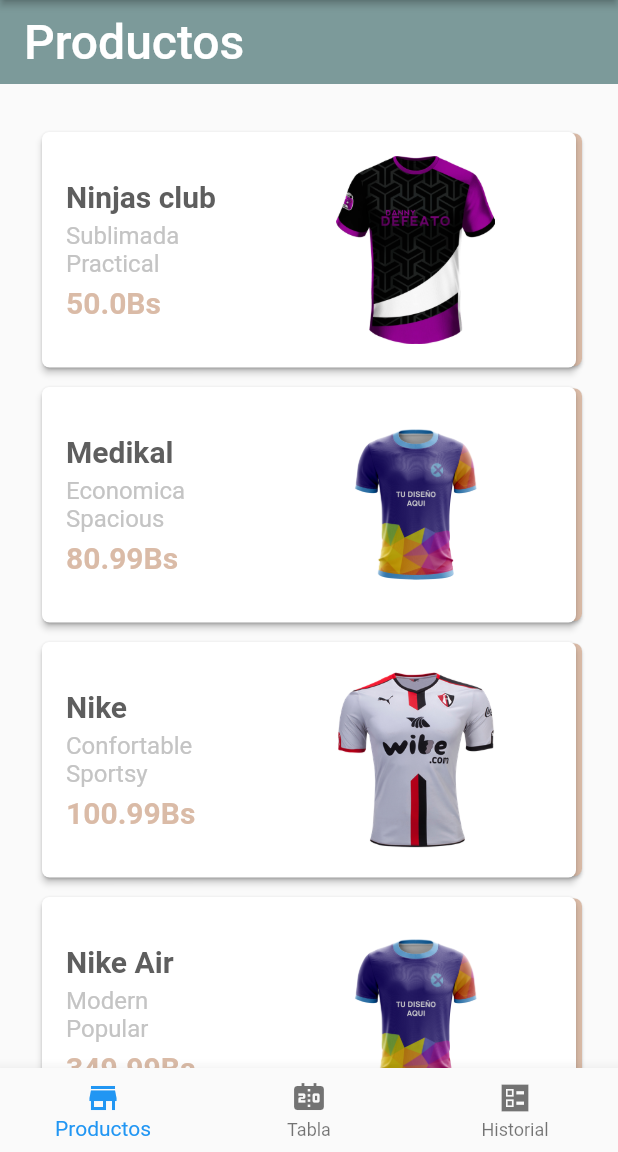
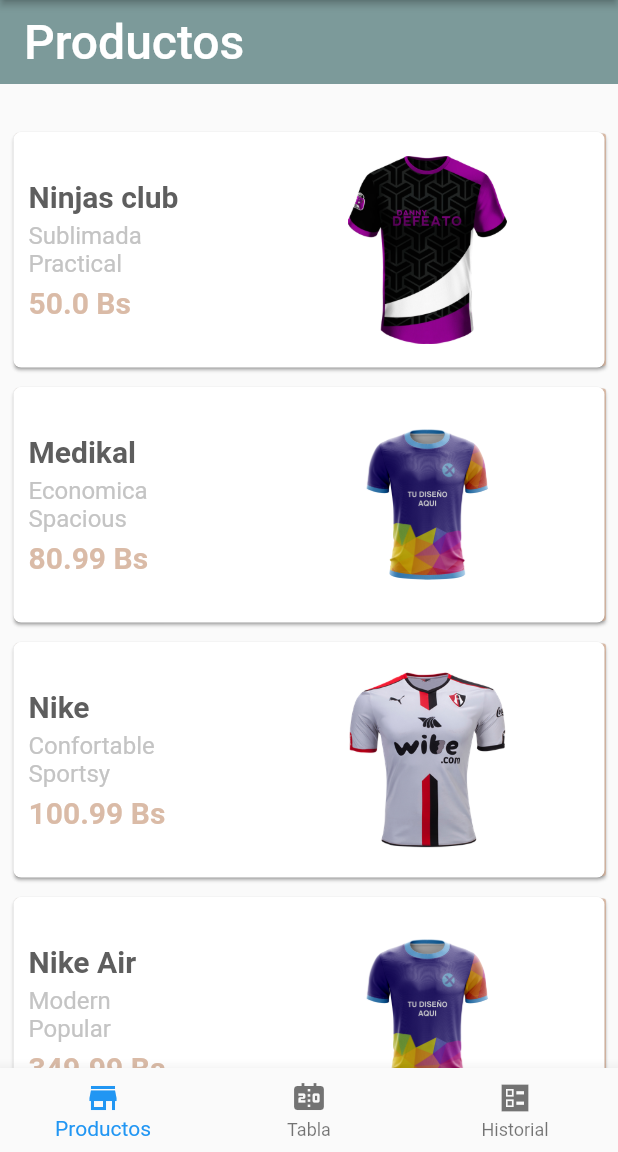
Before and after one commit to luisGumucio/match_day, a Flutter app: the screen it shows after launch, on a phone screen of 412 x 824 dp, the part 84-1236 px from its top. Run offline on Flutter 3.47's test engine with Material 2 defaults, Android fonts, the phone set to English and light mode, and no system bars; our stand-ins replace image_picker, pocketbase.

Commit message:
Fixex problems warnings

```diff
--- a/lib/builders/category_builder.dart
+++ b/lib/builders/category_builder.dart
@@ -1,12 +1,11 @@
 import 'package:match_day/builders/builder.dart';
-import 'package:pocketbase/src/dtos/record_model.dart';
+import 'package:pocketbase/pocketbase.dart';
 
 import '../models/category.dart';
 
 class CategoryBuilder implements Builder {
   @override
   List<Category> decode(List<RecordModel> item) {
-    // TODO: implement decode
     throw UnimplementedError();
   }
 
--- a/lib/models/grid_layout.dart
+++ b/lib/models/grid_layout.dart
@@ -3,7 +3,6 @@
 class GridLayout {
   final String title;
   final IconData icon;
-  final Widget page;
 
-  GridLayout({required this.title, required this.icon, required this.page});
+  GridLayout({required this.title, required this.icon});
 }
--- a/lib/services/picture_service.dart
+++ b/lib/services/picture_service.dart
@@ -19,7 +19,7 @@
         filename: fileName,
       ),
     ]);
-    String url = '${Config.uri}/api/files/${result.collectionId}/${result.id}/' + result.data['image'];
+    String url = '${Config.uri}/api/files/${result.collectionId}/${result.id}/${result.data['image']}';
     return Picture(url: url);
   }
 }
--- a/lib/views/category/category_create.dart
+++ b/lib/views/category/category_create.dart
@@ -52,7 +52,7 @@
                       child: ElevatedButton(
                         onPressed: _saveCategory,
                         style: ElevatedButton.styleFrom(
-                          primary: Colors.greenAccent,
+                          backgroundColor: Colors.greenAccent,
                           shape: RoundedRectangleBorder(
                               borderRadius: BorderRadius.circular(10.0)),
                         ),
--- a/lib/views/competion/competion_create.dart
+++ b/lib/views/competion/competion_create.dart
@@ -131,7 +131,7 @@
                 ),
                 onTap: () async {
                   DateTime? date = DateTime.now();
-                  FocusScope.of(context).requestFocus(new FocusNode());
+                  FocusScope.of(context).requestFocus(FocusNode());
 
                   date = await showDatePicker(
                       context: context,
--- a/lib/views/competion/competion_home.dart
+++ b/lib/views/competion/competion_home.dart
@@ -46,7 +46,7 @@
   _goToCompetionPage() async {
     final newCompetition =
         await Navigator.push(context, MaterialPageRoute(builder: (context) {
-      return CompetionCreate();
+      return const CompetionCreate();
     }));
 
     if (newCompetition != null) {
--- a/lib/views/home.dart
+++ b/lib/views/home.dart
@@ -1,8 +1,8 @@
 import 'package:flutter/material.dart';
-import 'package:match_day/views/category/category_home.dart';
 import 'package:match_day/views/product/product_home.dart';
 
 import '../menu/menu_home.dart';
+import 'matchs/matchs_home.dart';
 import 'standings/standings_home.dart';
 
 class Home extends StatefulWidget {
@@ -19,7 +19,7 @@
   final List<Widget> _widgets = [
     const ProductHome(),
     const StandingsHome(),
-    const CategoryHome(),
+    const MatchsHome(),
 
   ];
 
--- a/lib/views/product/product_home.dart
+++ b/lib/views/product/product_home.dart
@@ -2,12 +2,12 @@
 import 'package:flutter/material.dart';
 
 class ProductHome extends StatefulWidget {
-  static Color backgroundColor = Color(0xFF7C9A9A);
-  static Color highlightColor = Color(0xFF8CA7A2);
-  static Color unselectedColor = Color(0xFF68837E);
-  static Color accentColor = Color(0xFFDABBA7);
-  static Color textDarkColor = Color(0xFF5E5E5E);
-  static Color textLightColor = Color(0xFFC4C4C4);
+  static Color backgroundColor = const Color(0xFF7C9A9A);
+  static Color highlightColor = const Color(0xFF8CA7A2);
+  static Color unselectedColor = const Color(0xFF68837E);
+  static Color accentColor = const Color(0xFFDABBA7);
+  static Color textDarkColor = const Color(0xFF5E5E5E);
+  static Color textLightColor = const Color(0xFFC4C4C4);
   const ProductHome({Key? key}) : super(key: key);
 
   @override
@@ -17,12 +17,22 @@
 class _ProductHomeState extends State<ProductHome> {
   List<String> categories = ["All", "Shoes", "Cars", "Food", "Pets", "Drinks"];
   List<ShoppingModel> products = [
-    ShoppingModel("Ninjas club", "Cars", 50.00,
-        const AssetImage("assets/images/polera2.png"), "Sublimada", "Practical"),
+    ShoppingModel(
+        "Ninjas club",
+        "Cars",
+        50.00,
+        const AssetImage("assets/images/polera2.png"),
+        "Sublimada",
+        "Practical"),
     ShoppingModel("Medikal", "Cars", 80.99,
         const AssetImage("assets/images/polera1.png"), "Economica", "Spacious"),
-    ShoppingModel("Nike", "Shoes", 100.99,
-        const AssetImage("assets/images/polera3.png"), "Confortable", "Sportsy"),
+    ShoppingModel(
+        "Nike",
+        "Shoes",
+        100.99,
+        const AssetImage("assets/images/polera3.png"),
+        "Confortable",
+        "Sportsy"),
     ShoppingModel("Nike Air", "Shoes", 349.99,
         const AssetImage("assets/images/polera1.png"), "Modern", "Popular"),
     ShoppingModel("Peugeot 308", "Cars", 16499.99,
@@ -44,8 +54,7 @@
         backgroundColor: ProductHome.backgroundColor,
         elevation: 0,
       ),
-      body: Container(
-        child: Column(
+      body: Column(
         children: <Widget>[
           const SizedBox(
             height: 20,
@@ -58,7 +67,7 @@
                           height: getDividerHeight(index),
                           color: Colors.transparent,
                         ),
-                      padding: const EdgeInsets.fromLTRB(24, 8, 24, 8),
+                    padding: const EdgeInsets.fromLTRB(5, 8, 5, 8),
                     itemCount: products.length,
                     itemBuilder: (context, index) {
                       return getProductCard(index);
@@ -68,7 +77,6 @@
           )
         ],
       ),
-      ),
     );
   }
 
@@ -77,42 +85,45 @@
     if (selectedCategories != 0) {
       if (products[index].tag == categories[selectedCategories]) {
         if (searchedProduct == "") {
-          return ShoppingCard(products[index]);
+          return ShoppingCard(product: products[index]);
         } else {
           if (products[index]
               .title
               .toLowerCase()
               .contains(searchedProduct.toLowerCase())) {
-            return ShoppingCard(products[index]);
+            return ShoppingCard(product: products[index]);
           } else {
             return const SizedBox();
           }
         }
-      } else
-        return SizedBox();
+      } else {
+        return const SizedBox();
+      }
     } else {
       if (searchedProduct == "") {
-        return ShoppingCard(products[index]);
+        return ShoppingCard(product: products[index]);
       } else {
         if (products[index]
             .title
             .toLowerCase()
-            .contains(searchedProduct.toLowerCase()))
-          return ShoppingCard(products[index]);
-        else
-          return SizedBox();
+            .contains(searchedProduct.toLowerCase())) {
+          return ShoppingCard(product: products[index]);
+        } else {
+          return const SizedBox();
+        }
       }
     }
   }
 
   double getDividerHeight(int index) {
-    if (selectedCategories == 0)
+    if (selectedCategories == 0) {
       return 5;
-    else {
-      if (products[index].tag == categories[selectedCategories])
+    } else {
+      if (products[index].tag == categories[selectedCategories]) {
         return 5;
-      else
+      } else {
         return 0;
+      }
     }
   }
 }
@@ -129,31 +140,34 @@
 }
 
 class ShoppingCard extends StatelessWidget {
-  ShoppingModel product;
+  final ShoppingModel product;
 
-  ShoppingCard(this.product);
+  const ShoppingCard({super.key, required this.product});
 
   @override
   Widget build(BuildContext context) {
     return GestureDetector(
       onTap: () {
-        Navigator.push(context,
-            CupertinoPageRoute(builder: (context) => ProductDetails(product)));
+        Navigator.push(
+            context,
+            CupertinoPageRoute(
+                builder: (context) => ProductDetails(product: product)));
       },
       child: Stack(
         children: <Widget>[
           Positioned.fill(
             child: Card(
-              margin: const EdgeInsets.only(top: 5, bottom: 5, left: 5),
+              margin:
+                  const EdgeInsets.only(top: 5, bottom: 5, left: 5, right: 3),
               color: ProductHome.accentColor,
               shape: RoundedRectangleBorder(
-                  borderRadius: BorderRadius.circular(5)),
+                  borderRadius: BorderRadius.circular(2)),
             ),
           ),
           Card(
             clipBehavior: Clip.antiAliasWithSaveLayer,
             semanticContainer: true,
-            elevation: 2,
+            elevation: 1,
             color: Colors.white,
             shape:
                 RoundedRectangleBorder(borderRadius: BorderRadius.circular(5)),
@@ -163,7 +177,7 @@
                 Expanded(
                   flex: 2,
                   child: Padding(
-                    padding: const EdgeInsets.only(left: 16),
+                    padding: const EdgeInsets.only(left: 10),
                     child: Column(
                       crossAxisAlignment: CrossAxisAlignment.start,
                       children: <Widget>[
@@ -192,7 +206,7 @@
                           height: 5,
                         ),
                         Text(
-                          "${product.price}\Bs",
+                          "${product.price} Bs",
                           style: TextStyle(
                               color: ProductHome.accentColor,
                               fontWeight: FontWeight.bold,
@@ -231,12 +245,12 @@
 }
 
 class ProductDetails extends StatefulWidget {
-  ShoppingModel product;
+  final ShoppingModel product;
 
-  ProductDetails(this.product);
+  const ProductDetails({super.key, required this.product});
 
   @override
-  _ProductDetailsState createState() => _ProductDetailsState();
+  State<ProductDetails> createState() => _ProductDetailsState();
 }
 
 class _ProductDetailsState extends State<ProductDetails> {
@@ -246,9 +260,9 @@
       appBar: AppBar(
         elevation: 0,
         backgroundColor: ProductHome.accentColor,
-        actions: <Widget>[
+        actions: const [
           Padding(
-            padding: const EdgeInsets.all(16),
+            padding: EdgeInsets.all(16),
             child: Icon(
               Icons.bookmark_border,
               size: 30,
@@ -280,7 +294,7 @@
                     Column(
                       crossAxisAlignment: CrossAxisAlignment.stretch,
                       mainAxisAlignment: MainAxisAlignment.center,
-                      children: <Widget>[
+                      children: const <Widget>[
                         Expanded(
                           flex: 5,
                           child: Card(
@@ -302,6 +316,9 @@
                           child: Card(
                             color: Colors.white,
                             elevation: 10,
+                            shape: RoundedRectangleBorder(
+                                borderRadius: BorderRadius.circular(26)),
+                            margin: const EdgeInsets.fromLTRB(32, 8, 32, 8),
                             child: Padding(
                               padding: const EdgeInsets.fromLTRB(8, 0, 8, 0),
                               child: Row(
@@ -336,9 +353,6 @@
                                 ],
                               ),
                             ),
-                            shape: RoundedRectangleBorder(
-                                borderRadius: BorderRadius.circular(26)),
-                            margin: EdgeInsets.fromLTRB(32, 8, 32, 8),
                           ),
                         ),
                         Expanded(
@@ -360,7 +374,7 @@
                                 child: Text(
                                   "${widget.product.info1}\n${widget.product.info2}",
                                   softWrap: true,
-                                  style: TextStyle(fontSize: 18),
+                                  style: const TextStyle(fontSize: 18),
                                 ),
                               ),
                               Text(
--- a/lib/views/standings/standings_home.dart
+++ b/lib/views/standings/standings_home.dart
@@ -17,7 +17,8 @@
 
   @override
   Widget build(BuildContext context) {
-    return Container(
+    return Material(
+      child: Container(
         margin: const EdgeInsets.symmetric(horizontal: 12, vertical: 16),
         child: Column(
           children: <Widget>[
@@ -31,6 +32,7 @@
               compentionId: compention.id!
             ))
           ],
+        ),
       ),
     );
   }
--- a/lib/views/standings/table_screen.dart
+++ b/lib/views/standings/table_screen.dart
@@ -13,7 +13,7 @@
   }) : super(key: key);
 
   @override
-  _TableScreenState createState() => _TableScreenState();
+  State<TableScreen> createState() => _TableScreenState();
 }
 
 class _TableScreenState extends State<TableScreen> {
```
Also changed, not shown: lib/constant/grid_layout_constant.dart (+4 -6 lines), lib/constant/matchs_constant.dart (added, +29 -0 lines), lib/models/soccert_match.dart (added, +15 -0 lines), lib/views/competion/competion_detail.dart (+10 -6 lines), lib/views/competion/competion_detail_menu/detail_stadings.dart (added, +60 -0 lines), lib/views/matchs/matchs_home.dart (added, +218 -0 lines), lib/views/pages/choide_card.dart (+6 -12 lines). Lines whose indentation alone changed are shown as unchanged.
